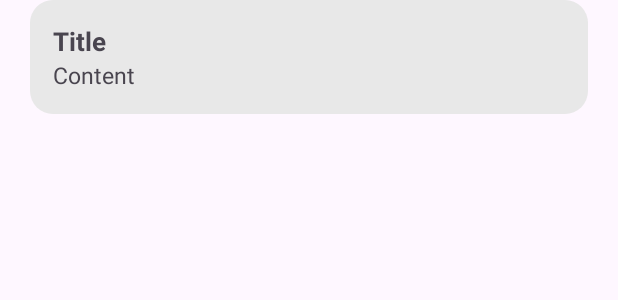
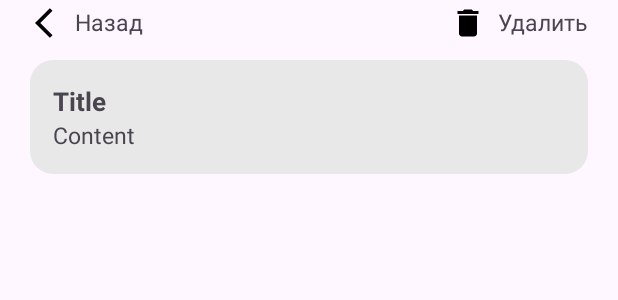
Before and after one commit to platonso/Yamify, an Android app: the layout fragment_favourites_details.xml on its own in the app's theme, with its tools: preview values and no code run, on a phone screen of 412 x 824 dp. Shown: the top 300 px of the screen. Run offline under Robolectric (Android 15) with nearby library versions, the phone set to English and light mode, and no system bars.

```diff
--- a/app/src/main/java/com/platonso/yamify/ui/IngredientsFragment.kt
+++ b/app/src/main/java/com/platonso/yamify/ui/IngredientsFragment.kt
@@ -66,7 +66,7 @@ class IngredientsFragment : Fragment() {
 
             if (selectedItems.isNotEmpty()) {
                 // Очистка предыдущего полученного рецепта
-                recipeViewModel.setRecipe(getString(R.string.recipe_will_be_here))
+                recipeViewModel.setRecipe(getString(R.string.recipe_is_being_generated))
 
                 val selectedItemsString = selectedItems.joinToString(", ")
 
--- a/app/src/main/java/com/platonso/yamify/ui/RecipeAdapter.java
+++ b/app/src/main/java/com/platonso/yamify/ui/RecipeAdapter.java
@@ -38,6 +38,8 @@ public class RecipeAdapter extends FirestoreRecyclerAdapter<Favourites, RecipeAd
             RecipeViewModel recipeViewModel = new ViewModelProvider(activity).get(RecipeViewModel.class);
             recipeViewModel.setTitleFavourites(favourites.getTitle());
             recipeViewModel.setContentFavourites(favourites.getContent());
+            String docId = this.getSnapshots().getSnapshot(i).getId();
+            recipeViewModel.setDocId(docId);
             FavouritesDetailsFragment favouritesDetailsFragment = new FavouritesDetailsFragment();
             activity.getSupportFragmentManager().beginTransaction()
                     .replace(R.id.nav_host_fragment_activity_main, favouritesDetailsFragment)
@@ -56,9 +58,6 @@ public class RecipeAdapter extends FirestoreRecyclerAdapter<Favourites, RecipeAd
     }
 
 
-
-
-
     class RecipeViewHolder extends RecyclerView.ViewHolder{
 
         TextView titleTextView, contentTextView;
--- /dev/null
+++ b/app/src/main/res/drawable/delete.xml
@@ -0,0 +1,5 @@
+<vector xmlns:android="http://schemas.android.com/apk/res/android" android:height="24dp" android:tint="#000000" android:viewportHeight="24" android:viewportWidth="24" android:width="24dp">
+
+    <path android:fillColor="@android:color/white" android:pathData="M6,19c0,1.1 0.9,2 2,2h8c1.1,0 2,-0.9 2,-2V7H6v12zM19,4h-3.5l-1,-1h-5l-1,1H5v2h14V4z"/>
+
+</vector>
--- /dev/null
+++ b/app/src/main/res/drawable/go_back.xml
@@ -0,0 +1,5 @@
+<vector xmlns:android="http://schemas.android.com/apk/res/android" android:autoMirrored="true" android:height="24dp" android:tint="#000000" android:viewportHeight="24" android:viewportWidth="24" android:width="24dp">
+
+    <path android:fillColor="@android:color/white" android:pathData="M11.67,3.87L9.9,2.1 0,12l9.9,9.9 1.77,-1.77L3.54,12z"/>
+
+</vector>
--- a/app/src/main/res/layout/fragment_favourites_details.xml
+++ b/app/src/main/res/layout/fragment_favourites_details.xml
@@ -1,12 +1,62 @@
 <?xml version="1.0" encoding="utf-8"?>
-<ScrollView xmlns:android="http://schemas.android.com/apk/res/android"
+<LinearLayout xmlns:android="http://schemas.android.com/apk/res/android"
     xmlns:tools="http://schemas.android.com/tools"
     android:id="@+id/fragment_favourites_details"
     android:layout_width="match_parent"
     android:layout_height="wrap_content"
-    android:layout_marginHorizontal="20dp"
     android:orientation="vertical"
+    android:paddingHorizontal="20dp"
     tools:context=".ui.FavouritesDetailsFragment">
+
+
+
+    <LinearLayout
+        android:layout_width="match_parent"
+        android:layout_height="wrap_content"
+        android:orientation="horizontal"
+        android:layout_marginBottom="10dp">
+
+        <ImageButton
+            android:id="@+id/back_btn"
+            android:layout_width="30dp"
+            android:layout_height="30dp"
+
+            android:src="@drawable/go_back"
+            android:contentDescription="@string/back"
+            android:background="?attr/selectableItemBackgroundBorderless"/>
+        <TextView
+            android:id="@+id/textView"
+            android:layout_width="0dp"
+            android:layout_height="match_parent"
+            android:layout_weight="1"
+            android:gravity="center|start"
+            android:text="Назад"
+            android:textSize="15sp" />
+
+        <ImageButton
+            android:id="@+id/delete_btn"
+            android:layout_width="30dp"
+            android:layout_height="30dp"
+            android:contentDescription="@string/exit"
+            android:src="@drawable/delete"
+            android:background="?attr/selectableItemBackgroundBorderless" />
+
+        <TextView
+            android:id="@+id/exit_text"
+            android:layout_width="wrap_content"
+            android:layout_height="match_parent"
+            android:paddingStart="5dp"
+            android:text="Удалить"
+            android:textSize="15sp"
+            android:gravity="center_vertical"
+            tools:ignore="RtlSymmetry" />
+
+    </LinearLayout>
+
+    <ScrollView
+        android:layout_width="match_parent"
+        android:layout_height="match_parent"
+        android:orientation="vertical">
 
     <LinearLayout
         android:layout_width="match_parent"
@@ -35,6 +85,6 @@
             android:paddingBottom="15dp"/>
 
     </LinearLayout>
+    </ScrollView>
 
-
-</ScrollView>
+</LinearLayout>
--- a/app/src/main/res/values/strings.xml
+++ b/app/src/main/res/values/strings.xml
@@ -34,5 +34,7 @@
     <string name="exit">Выйти</string>
     <string name="meat_and_cheese">Мясо и сыр</string>
     <string name="recipe_will_be_here">Здесь будет рецепт</string>
+    <string name="recipe_is_being_generated">Подождите, рецепт генерируется</string>
     <string name="promt">В первой строке вывведи только название блюда, выбери из этого списка ингредиенты и составь рецепт:</string>
+    <string name="back">Back</string>
 </resources>
```
Also changed, not shown: app/src/main/java/com/platonso/yamify/data/Favourites.java (+0 -7 lines), app/src/main/java/com/platonso/yamify/ui/FavouritesDetailsFragment.kt (+44 -9 lines), app/src/main/java/com/platonso/yamify/ui/FavouritesFragment.kt (+31 -18 lines), app/src/main/java/com/platonso/yamify/ui/RecipeFragment.kt (+3 -6 lines), app/src/main/java/com/platonso/yamify/ui/RecipeViewModel.kt (+7 -0 lines), app/src/main/res/layout/fragment_favourites.xml (+6 -11 lines). Lines whose indentation alone changed are shown as unchanged.
